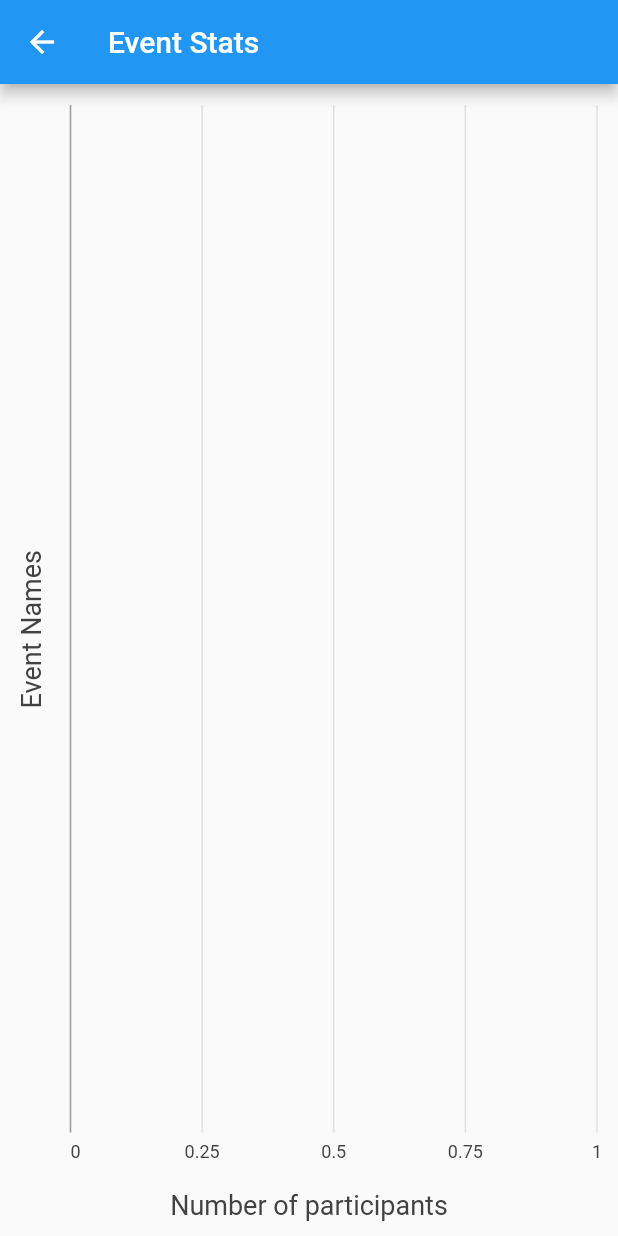
After one commit to Kab332/OTU-Companion-Application, a Flutter app: the EventStats screen opened by its route, on a phone screen of 412 x 824 dp. The commit adds this screen. Run offline on Flutter 3.47's test engine with Material 2 defaults, Android fonts, the phone set to English and light mode, and no system bars; our stand-ins replace cached_network_image, charts_flutter, cloud_firestore, firebase_auth, firebase_core, flutter_local_notifications and 7 more; missing offline and left inert: google_maps_webservice, searchable_dropdown; accounts and stored records are empty.

Commit message:
Added charts functionality, a chart showing the # of participants for each event will be displayed if the chart button on the top right corner is pressed. This works when viewing joined events and all events, and shows their respective outputs. Added buttons for joined event, all event, table, grid, list, and calendar views that easily show which view is selected. A new route was added (the chart page), and flutter charts was added to pubspec.yaml.

```diff
--- a/otu_companion/lib/res/routes/routes.dart
+++ b/otu_companion/lib/res/routes/routes.dart
@@ -1,6 +1,7 @@
 import 'package:flutter/material.dart';
 import 'package:otu_companion/src/event_finder/event_finder_main.dart';
 import 'package:otu_companion/src/event_finder/views/event_form.dart';
+import 'package:otu_companion/src/event_finder/views/event_stats.dart';
 import 'package:otu_companion/src/home_page/home_page_main.dart';
 import 'package:otu_companion/src/profile/profile_page_main.dart';
 import 'package:otu_companion/src/profile/views/change_email_page.dart';
@@ -24,6 +25,7 @@ class Routes {
   // Event Finder
   static const eventFinderMain = "/eventFinderMain";
   static const eventForm = "/eventForm";
+  static const eventStats = "/eventStats";
   // Classroom Finder
   static const roomFinderMain = "/roomFinderMain";
 
@@ -54,8 +56,15 @@ class Routes {
         return MaterialPageRoute(
             builder: (BuildContext context) =>
                 EventFormPage(title: 'Event Form', event: settings.arguments));
+      case eventStats:
+        return MaterialPageRoute(
+            builder: (BuildContext context) => EventStats(
+                  title: 'Event Stats',
+                  userID: settings.arguments,
+                ));
       case roomFinderMain:
-        return MaterialPageRoute(builder: (BuildContext context) =>
+        return MaterialPageRoute(
+            builder: (BuildContext context) =>
                 RoomFinderMain(title: 'Empty Room Finder'));
       case settingMain:
         return MaterialPageRoute(
@@ -69,7 +78,8 @@ class Routes {
             builder: (BuildContext context) =>
                 ProfilePageMain(title: 'Profile'));
       case roomFinderMain:
-        return MaterialPageRoute(builder: (BuildContext context) =>
+        return MaterialPageRoute(
+            builder: (BuildContext context) =>
                 RoomFinderMain(title: 'Empty Room Finder'));
       case changeNamePage:
         return MaterialPageRoute(
@@ -89,12 +99,10 @@ class Routes {
                 ChangePicturePage(title: "Change Picture"));
       case loginPage:
         return MaterialPageRoute(
-            builder: (BuildContext context) =>
-                LoginPage());
+            builder: (BuildContext context) => LoginPage());
       case loginCheckerPage:
         return MaterialPageRoute(
-          builder: (BuildContext context) =>
-              LoginCheckerPage());
+            builder: (BuildContext context) => LoginCheckerPage());
       case signUpPage:
         return MaterialPageRoute(
             builder: (BuildContext context) =>
--- /dev/null
+++ b/otu_companion/lib/src/event_finder/views/event_stats.dart
@@ -0,0 +1,77 @@
+import 'package:flutter/material.dart';
+import 'package:cloud_firestore/cloud_firestore.dart';
+
+import 'package:charts_flutter/flutter.dart' as charts;
+
+import '../model/event_model.dart';
+import '../model/event.dart';
+
+class EventStats extends StatefulWidget {
+  final String title;
+  final String userID;
+
+  EventStats({Key key, this.title, this.userID}) : super(key: key);
+
+  @override
+  _EventStatsState createState() => _EventStatsState();
+}
+
+class _EventStatsState extends State<EventStats> {
+  @override
+  Widget build(BuildContext context) {
+    return Scaffold(
+      appBar: AppBar(
+        title: Text(widget.title),
+      ),
+      body: _buildEventStats(),
+    );
+  }
+
+  Widget _buildEventStats() {
+    EventModel _eventModel = EventModel();
+    return FutureBuilder<QuerySnapshot>(
+        future: widget.userID != null
+            ? _eventModel.getUserEvents(widget.userID)
+            : _eventModel.getAll(),
+        builder: (BuildContext context, AsyncSnapshot snapshot) {
+          if (snapshot.hasData) {
+            return Container(
+              child: charts.BarChart(
+                convertData(
+                  snapshot.data.docs
+                      .map((document) => Event.fromMap(document.data(),
+                          reference: document.reference))
+                      .toList()
+                      .cast<Event>(),
+                ),
+                barGroupingType: charts.BarGroupingType.grouped,
+                vertical: false,
+                behaviors: [
+                  new charts.ChartTitle("Event Names",
+                      behaviorPosition: charts.BehaviorPosition.start),
+                  new charts.ChartTitle("Number of participants",
+                      behaviorPosition: charts.BehaviorPosition.bottom)
+                ],
+              ),
+            );
+          } else {
+            return CircularProgressIndicator();
+          }
+        });
+  }
+
+  static List<charts.Series<Event, String>> convertData(List<Event> events) {
+    if (events != null) {
+      return [
+        new charts.Series<Event, String>(
+          id: "Event # of Participants",
+          domainFn: (Event event, _) => event.name,
+          measureFn: (Event event, _) => event.participants.length,
+          data: events,
+        )
+      ];
+    } else {
+      return [];
+    }
+  }
+}
--- a/otu_companion/pubspec.yaml
+++ b/otu_companion/pubspec.yaml
@@ -40,6 +40,7 @@ dependencies:
   geocoding:
   flutter_google_places:
   table_calendar:
+  charts_flutter:
 
   # The following adds the Cupertino Icons font to your application.
   # Use with the CupertinoIcons class for iOS style icons.
```
Also changed, not shown: otu_companion/lib/src/event_finder/views/event_finder_list.dart (+149 -42 lines). Lines whose indentation alone changed are shown as unchanged.
